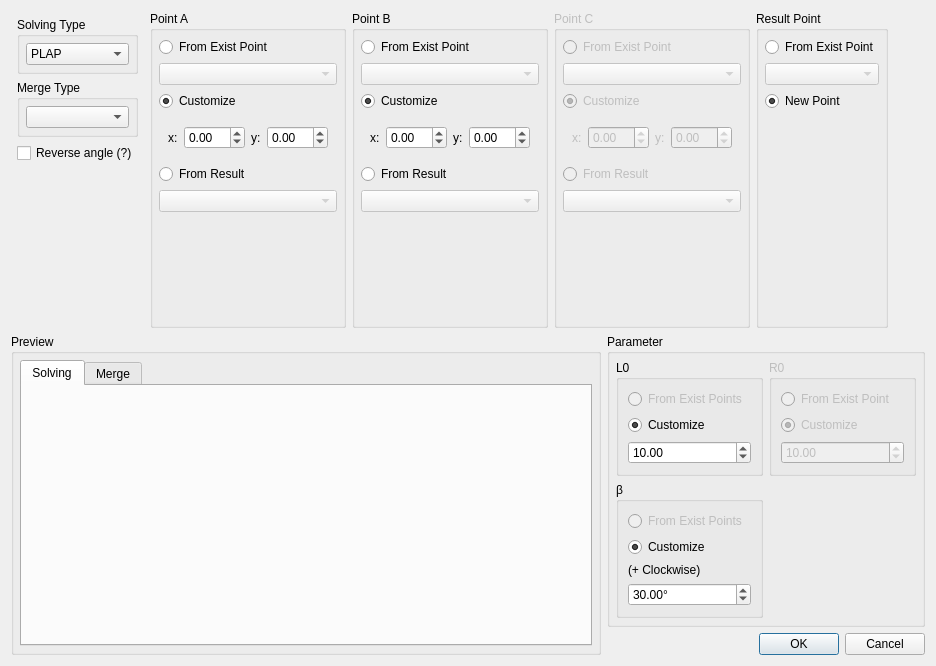
Qt form core/panel/run_Triangle_Solver_edit.ui (KmolYuan/Pyslvs-UI) before a commit.
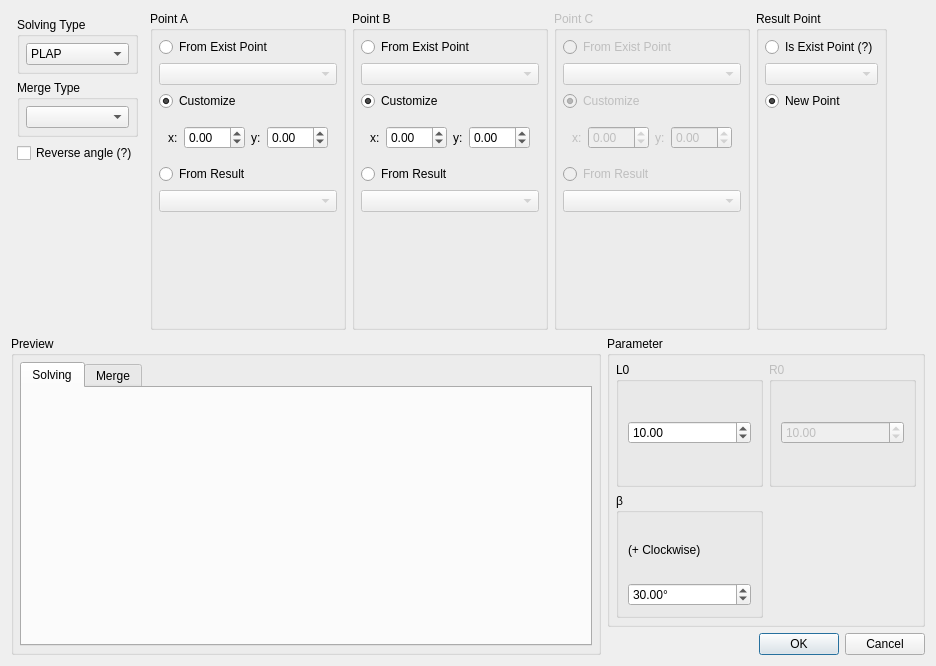
The same form after that commit. Icons and pictures are not drawn.

Diff of the .ui file:
```diff
--- a/core/panel/run_Triangle_Solver_edit.ui
+++ b/core/panel/run_Triangle_Solver_edit.ui
@@ -497,7 +497,7 @@
         <item>
          <widget class="QRadioButton" name="R1Exist">
           <property name="text">
-           <string>From Exist Point</string>
+           <string>Is Exist Point (?)</string>
           </property>
          </widget>
         </item>
@@ -698,26 +698,6 @@
              <string>L0</string>
             </property>
             <layout class="QVBoxLayout" name="verticalLayout">
-             <item>
-              <widget class="QRadioButton" name="len1Exist">
-               <property name="enabled">
-                <bool>false</bool>
-               </property>
-               <property name="text">
-                <string>From Exist Points</string>
-               </property>
-              </widget>
-             </item>
-             <item>
-              <widget class="QRadioButton" name="len1Customize">
-               <property name="text">
-                <string>Customize</string>
-               </property>
-               <property name="checked">
-                <bool>true</bool>
-               </property>
-              </widget>
-             </item>
              <item>
               <widget class="QDoubleSpinBox" name="len1">
                <property name="minimum">
@@ -740,26 +720,6 @@
              <string>R0</string>
             </property>
             <layout class="QVBoxLayout" name="verticalLayout_5">
-             <item>
-              <widget class="QRadioButton" name="len2Exist">
-               <property name="enabled">
-                <bool>false</bool>
-               </property>
-               <property name="text">
-                <string>From Exist Point</string>
-               </property>
-              </widget>
-             </item>
-             <item>
-              <widget class="QRadioButton" name="len2Customize">
-               <property name="text">
-                <string>Customize</string>
-               </property>
-               <property name="checked">
-                <bool>true</bool>
-               </property>
-              </widget>
-             </item>
              <item>
               <widget class="QDoubleSpinBox" name="len2">
                <property name="minimum">
@@ -779,26 +739,6 @@
              <string>β</string>
             </property>
             <layout class="QVBoxLayout" name="verticalLayout_4">
-             <item>
-              <widget class="QRadioButton" name="angleExist">
-               <property name="enabled">
-                <bool>false</bool>
-               </property>
-               <property name="text">
-                <string>From Exist Points</string>
-               </property>
-              </widget>
-             </item>
-             <item>
-              <widget class="QRadioButton" name="angleCustomize">
-               <property name="text">
-                <string>Customize</string>
-               </property>
-               <property name="checked">
-                <bool>true</bool>
-               </property>
-              </widget>
-             </item>
              <item>
               <widget class="QLabel" name="angleWise">
                <property name="text">
```
Left out of the diff: 19 changed lines with no effect on the pictures.
